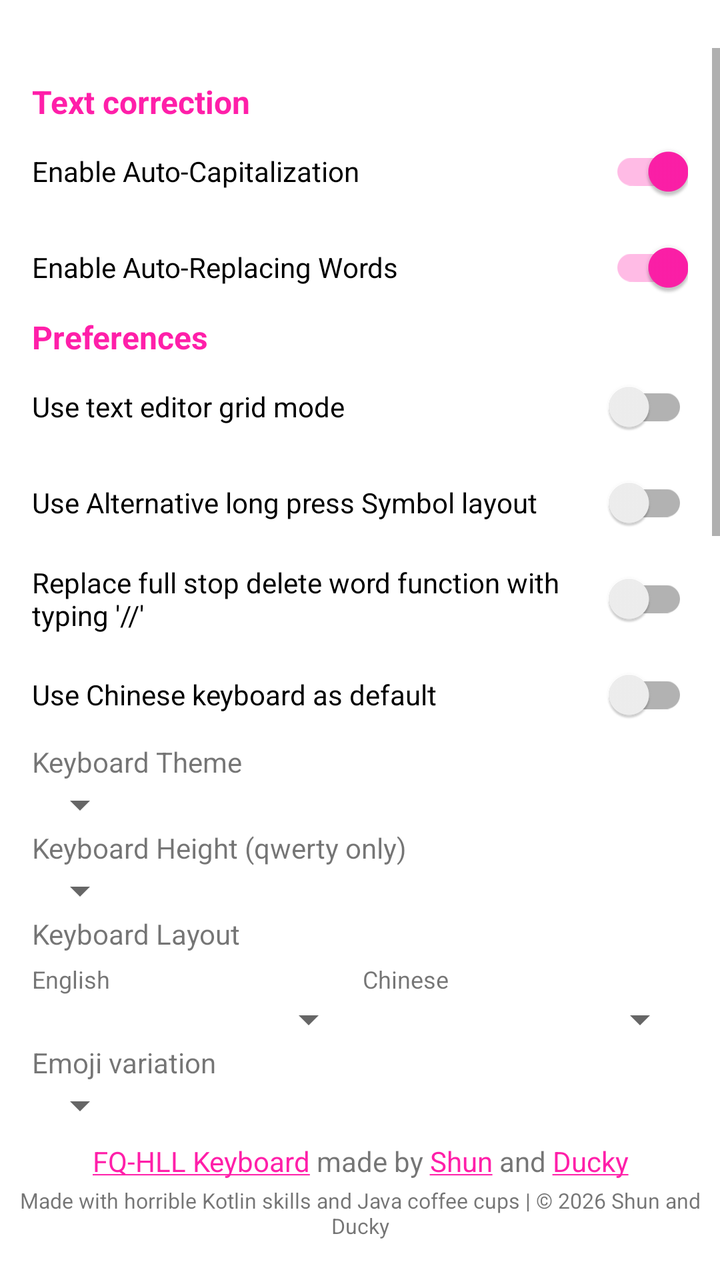
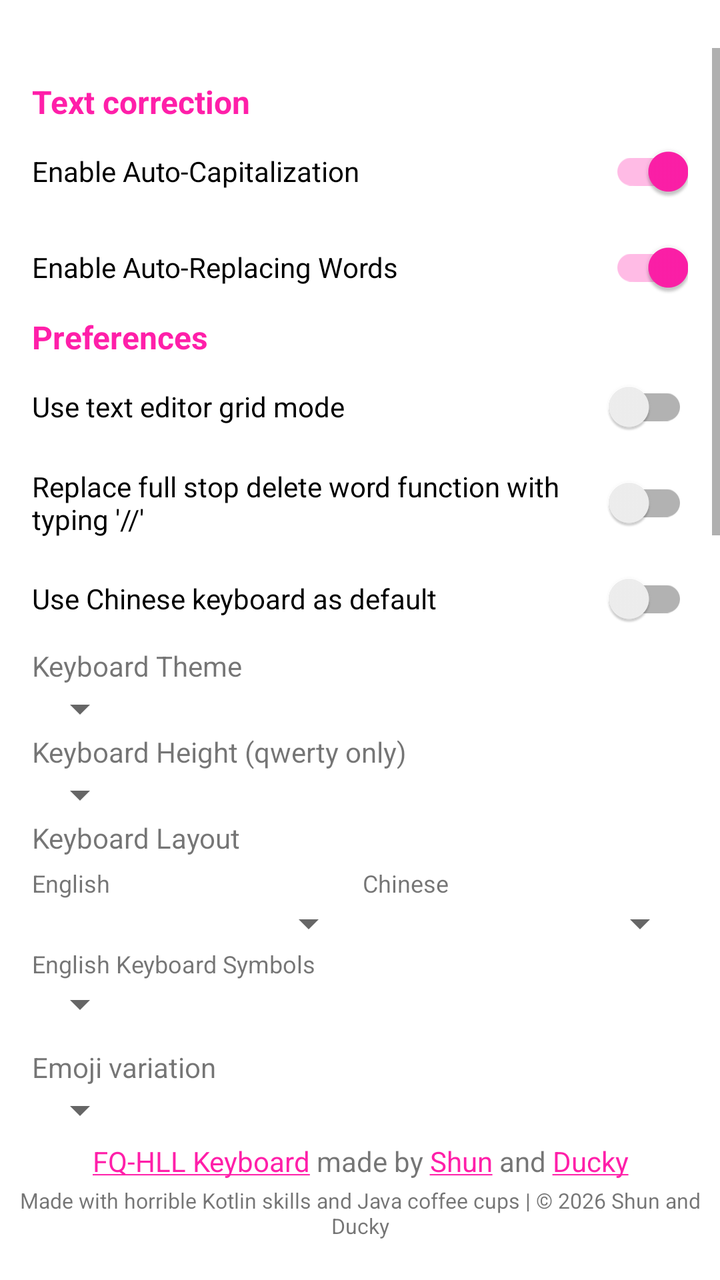

Compare the two renders of this Android layout. The source of the first and the diff that turns it into the second are given below.
<!-- AndroidManifest.xml: application theme Theme.FQHLLKeyboard -->
<!-- res/layout/activity_main.xml -->
<?xml version="1.0" encoding="utf-8"?>
<androidx.constraintlayout.widget.ConstraintLayout
    xmlns:android="http://schemas.android.com/apk/res/android"
    xmlns:app="http://schemas.android.com/apk/res-auto"
    xmlns:tools="http://schemas.android.com/tools"
    android:layout_width="match_parent"
    android:layout_height="match_parent"
    android:fitsSystemWindows="true"
    tools:context=".MainActivity">

    <ScrollView
        android:layout_width="0dp"
        android:layout_height="0dp"
        android:orientation="vertical"
        android:fitsSystemWindows="true"
        android:clipToPadding="false"
        app:layout_constraintTop_toTopOf="parent"
        app:layout_constraintStart_toStartOf="parent"
        app:layout_constraintEnd_toEndOf="parent"
        app:layout_constraintBottom_toTopOf="@id/repoLink"
        android:layout_marginBottom="10dp"
        android:layout_marginTop="24dp"
        tools:context=".MainActivity">

        <LinearLayout
            android:id="@+id/linear_layout_root"
            android:layout_width="match_parent"
            android:layout_height="wrap_content"
            android:orientation="vertical"
            android:padding="16dp"
            app:layout_constraintBottom_toBottomOf="parent"
            app:layout_constraintEnd_toEndOf="parent"
            app:layout_constraintHorizontal_bias="0.0"
            app:layout_constraintStart_toStartOf="parent"
            app:layout_constraintTop_toTopOf="parent"
            app:layout_constraintVertical_bias="0.0"
            tools:context=".MainActivity">

            <TextView
                android:layout_width="wrap_content"
                android:layout_height="wrap_content"
                android:text="@string/text_correction"
                android:textColor="@color/custom_fqhll_banner_pink"
                android:textSize="16sp"
                android:textStyle="bold" />

            <androidx.appcompat.widget.SwitchCompat
                android:id="@+id/capsToggle"
                android:layout_width="match_parent"
                android:layout_height="wrap_content"
                android:checked="true"
                android:text="@string/enable_auto_caps" />

            <androidx.appcompat.widget.SwitchCompat
                android:id="@+id/autocorToggle"
                android:layout_width="match_parent"
                android:layout_height="wrap_content"
                android:checked="true"
                android:text="@string/enable_autocor" />

            <TextView
                android:layout_width="wrap_content"
                android:layout_height="wrap_content"
                android:text="@string/preferences"
                android:textColor="@color/custom_fqhll_banner_pink"
                android:textSize="16sp"
                android:textStyle="bold" />

            <androidx.appcompat.widget.SwitchCompat
                android:id="@+id/gridToggle"
                android:layout_width="match_parent"
                android:layout_height="wrap_content"
                android:checked="false"
                android:text="@string/enable_editor_grid" />

            <androidx.appcompat.widget.SwitchCompat
                android:id="@+id/altSymbolToggle"
                android:layout_width="match_parent"
                android:layout_height="wrap_content"
                android:checked="false"
                android:text="@string/use_alt_symbol_layout" />

            <androidx.appcompat.widget.SwitchCompat
                android:id="@+id/fullStopCommentToggle"
                android:layout_width="match_parent"
                android:layout_height="wrap_content"
                android:checked="false"
                android:text="Replace full stop delete word function with typing '//'"/>

            <androidx.appcompat.widget.SwitchCompat
                android:id="@+id/chiKeyboardDefaultToggle"
                android:layout_width="match_parent"
                android:layout_height="wrap_content"
                android:checked="false"
                android:text="Use Chinese keyboard as default"/>

            <TextView
                android:layout_width="wrap_content"
                android:layout_height="wrap_content"
                android:text="@string/theme_switcher" />

            <Spinner
                android:id="@+id/color_options"
                android:layout_width="wrap_content"
                android:layout_height="wrap_content"
                android:spinnerMode="dialog" />

            <TextView
                android:layout_width="wrap_content"
                android:layout_height="wrap_content"
                android:text="@string/height_switcher" />

            <Spinner
                android:id="@+id/height_options"
                android:layout_width="wrap_content"
                android:layout_height="wrap_content"
                android:spinnerMode="dropdown" />

            <TextView
                android:layout_width="wrap_content"
                android:layout_height="wrap_content"
                android:layout_marginBottom="5dp"
                android:text="@string/layout_switcher" />

            <LinearLayout
                android:layout_width="match_parent"
                android:layout_height="wrap_content"
                android:orientation="horizontal"
                android:weightSum="2">

                <TextView
                    android:layout_width="0dp"
                    android:layout_weight="1"
                    android:layout_height="wrap_content"
                    android:layout_marginEnd="3sp"
                    android:textSize="12sp"
                    android:text="English" />

                <TextView
                    android:layout_width="0dp"
                    android:layout_weight="1"
                    android:layout_height="wrap_content"
                    android:textSize="12sp"
                    android:text="Chinese" />

            </LinearLayout>

            <LinearLayout
                android:layout_width="match_parent"
                android:layout_height="wrap_content"
                android:orientation="horizontal"
                android:weightSum="2">

                <Spinner
                    android:id="@+id/eng_layout_options"
                    android:layout_width="0dp"
                    android:layout_weight="1"
                    android:layout_height="wrap_content"
                    android:layout_marginEnd="3sp"
                    android:spinnerMode="dropdown" />

                <Spinner
                    android:id="@+id/chi_layout_options"
                    android:layout_width="0dp"
                    android:layout_weight="1"
                    android:layout_height="wrap_content"
                    android:spinnerMode="dropdown" />

            </LinearLayout>

            <TextView
                android:layout_width="wrap_content"
                android:layout_height="wrap_content"
                android:text="@string/emoji_switcher" />

            <Spinner
                android:id="@+id/emoji_options"
                android:layout_width="wrap_content"
                android:layout_height="wrap_content"
                android:spinnerMode="dropdown"
                android:layout_marginBottom="10dp"/>

            <TextView
                android:layout_width="wrap_content"
                android:layout_height="wrap_content"
                android:text="@string/audio"
                android:textColor="@color/custom_fqhll_banner_pink"
                android:textSize="16sp"
                android:textStyle="bold" />

            <androidx.appcompat.widget.SwitchCompat
                android:id="@+id/keySoundToggle"
                android:layout_width="match_parent"
                android:layout_height="wrap_content"
                android:checked="true"
                android:text="@string/enable_sound" />

            <TextView
                android:layout_width="wrap_content"
                android:layout_height="wrap_content"
                android:text="@string/sound_switcher" />

            <Spinner
                android:id="@+id/key_sound_options"
                android:layout_width="wrap_content"
                android:layout_height="wrap_content"
                android:layout_marginBottom="10dp"/>

            <TextView
                android:layout_width="wrap_content"
                android:layout_height="wrap_content"
                android:text="@string/edit_dictionary"
                android:textColor="@color/custom_fqhll_banner_pink"
                android:textSize="16sp"
                android:textStyle="bold" />

            <EditText
                android:id="@+id/edit_dict_input"
                android:layout_width="match_parent"
                android:layout_height="wrap_content"
                android:ems="10"
                android:hint="@string/edit_dict_word"
                android:inputType="text" />

            <LinearLayout
                android:layout_width="match_parent"
                android:layout_height="wrap_content"
                android:orientation="horizontal"
                android:weightSum="2">

                <Button
                    android:id="@+id/add_dict_btn"
                    android:layout_width="0dp"
                    android:layout_weight="1"
                    android:layout_height="wrap_content"
                    android:layout_marginEnd="3sp"
                    android:text="@string/add_to_dictionary" />

                <Button
                    android:id="@+id/remove_dict_btn"
                    android:layout_weight="1"
                    android:layout_width="0dp"
                    android:layout_height="wrap_content"
                    android:layout_marginBottom="10dp"
                    android:text="@string/remove_from_dictionary" />

            </LinearLayout>

            <TextView
                android:layout_width="wrap_content"
                android:layout_height="wrap_content"
                android:text="English custom dictionary" />

            <LinearLayout
                android:layout_width="match_parent"
                android:layout_height="wrap_content"
                android:orientation="horizontal"
                android:weightSum="2">

                <Button
                    android:id="@+id/get_dict_btn"
                    android:layout_width="0dp"
                    android:layout_weight="1"
                    android:layout_height="wrap_content"
                    android:layout_marginEnd="3sp"
                    android:text="Export to file" />

                <Button
                    android:id="@+id/import_dict_btn"
                    android:layout_width="0dp"
                    android:layout_weight="1"
                    android:layout_height="wrap_content"
                    android:text="Import from file" />

            </LinearLayout>

            <TextView
                android:layout_width="wrap_content"
                android:layout_height="wrap_content"
                android:textSize="12sp"
                android:text="Files are in newline separated .txt format" />

            <TextView
                android:layout_width="wrap_content"
                android:layout_height="wrap_content"
                android:textSize="12sp"
                android:layout_marginBottom="10dp"
                android:text="Note: Importing from file might cause black screens to appear and increase lag temporarily (~1 min)" />

            <TextView
                android:layout_marginTop="16sp"
                android:layout_width="wrap_content"
                android:layout_height="wrap_content"
                android:text="Chinese Dictionary"
                android:textColor="@color/custom_fqhll_banner_pink"
                android:textSize="16sp"
                android:textStyle="bold" />

            <Button
                android:id="@+id/btn_remove_chinese_dict"
                android:layout_width="match_parent"
                android:layout_height="wrap_content"
                android:text="Remove full Chinese Dictionary" />

            <TextView
                android:layout_marginTop="16sp"
                android:layout_width="wrap_content"
                android:layout_height="wrap_content"
                android:text="@string/set_keyboard_to_fqhll"
                android:textSize="14sp" />

            <Button
                android:id="@+id/open_settings_btn"
                android:layout_width="match_parent"
                android:layout_height="wrap_content"
                android:text="@string/open_keyboard_settings" />

            <Button
                android:id="@+id/set_keyboard_btn"
                android:layout_width="match_parent"
                android:layout_height="wrap_content"
                android:text="@string/set_system_keyboard" />

        </LinearLayout>
    </ScrollView>

    <TextView
        android:id="@+id/repoLink"
        android:layout_width="match_parent"
        android:layout_height="wrap_content"
        android:layout_marginBottom="3dp"
        android:gravity="bottom|center"
        android:text="@string/repo_link"
        app:layout_constraintBottom_toTopOf="@id/copyrightNotice"
        app:layout_constraintEnd_toEndOf="parent"
        app:layout_constraintStart_toStartOf="parent" />

    <TextView
        android:id="@+id/copyrightNotice"
        android:layout_width="match_parent"
        android:layout_height="wrap_content"
        android:layout_marginBottom="20dp"
        android:gravity="bottom|center"
        android:text="@string/copyright_notice"
        android:textSize="10.5sp"
        app:layout_constraintBottom_toBottomOf="parent"
        app:layout_constraintEnd_toEndOf="parent"
        app:layout_constraintStart_toStartOf="parent" />

</androidx.constraintlayout.widget.ConstraintLayout>
<!-- resources referenced by this layout -->
<resources>
  <color name="custom_fqhll_banner_pink">#ff1fa9</color>
  <string name="add_to_dictionary">Add word to dictionary</string>
  <string name="audio">Audio</string>
  <string name="copyright_notice">Made with horrible Kotlin skills and Java coffee cups | © 2026 Shun and Ducky</string>
  <string name="edit_dict_word">word to add/remove</string>
  <string name="edit_dictionary">English Dictionary</string>
  <string name="emoji_switcher">Emoji variation</string>
  <string name="enable_auto_caps">Enable Auto-Capitalization</string>
  <string name="enable_autocor">Enable Auto-Replacing Words</string>
  <string name="enable_editor_grid">Use text editor grid mode</string>
  <string name="enable_sound">Sound on key press</string>
  <string name="height_switcher">Keyboard Height (qwerty only)</string>
  <string name="layout_switcher">Keyboard Layout</string>
  <string name="open_keyboard_settings">Open keyboard settings</string>
  <string name="preferences">Preferences</string>
  <string name="remove_from_dictionary">Remove word from dictionary</string>
  <string name="repo_link"><a href="https://github.com/shun4midx/FQ-HLL-Keyboard">FQ-HLL Keyboard</a> made by <a href="https://github.com/shun4midx">Shun</a> and <a href="https://github.com/ducky4life">Ducky</a></string>
  <string name="set_keyboard_to_fqhll">Set Keyboard to FQ-HLL Keyboard</string>
  <string name="set_system_keyboard">Set system keyboard</string>
  <string name="sound_switcher">Sound effect on key press</string>
  <string name="text_correction">Text correction</string>
  <string name="theme_switcher">Keyboard Theme</string>
  <string name="use_alt_symbol_layout">Use Alternative long press Symbol layout</string>
  <style name="Theme.FQHLLKeyboard" parent="Theme.MaterialComponents.DayNight.DarkActionBar">
          
          <item name="colorPrimary">@color/custom_fqhll_logo_blue</item>
          <item name="colorPrimaryVariant">@color/custom_fqhll_banner_blue</item>
          <item name="colorOnPrimary">@color/custom_fqhll_logo_purple</item>
          
          <item name="colorSecondary">@color/custom_fqhll_banner_pink</item>
          <item name="colorSecondaryVariant">@color/custom_fqhll_banner_pink</item>
          <item name="colorOnSecondary">@color/black</item>
          
          <item name="android:statusBarColor">?attr/colorPrimaryVariant</item>
  
          <item name="android:actionBarStyle">@style/FQHLL.ActionBar</item>
          <item name="actionBarStyle">@style/FQHLL.ActionBar</item>
      </style>
  <color name="custom_fqhll_logo_blue">#0025cc</color>
  <color name="custom_fqhll_banner_blue">#0b259b</color>
  <color name="custom_fqhll_logo_purple">#bc3fde</color>
  <color name="black">#FF000000</color>
  <style name="FQHLL.ActionBar" parent="Widget.AppCompat.ActionBar">
          <item name="background">@color/custom_fqhll_banner_blue</item>
          <item name="titleTextStyle">@style/FQHLL.ActionBar.TitleText</item>
      </style>
  <style name="FQHLL.ActionBar.TitleText" parent="TextAppearance.AppCompat.Widget.ActionBar.Title">
          <item name="android:textColor">@color/custom_fqhll_logo_purple</item>
      </style>
</resources>

<!-- the commit's change to res/layout/activity_main.xml (unified diff, before → after) -->
@@ -74,25 +74,18 @@
                 android:text="@string/enable_editor_grid" />
 
             <androidx.appcompat.widget.SwitchCompat
-                android:id="@+id/altSymbolToggle"
+                android:id="@+id/fullStopCommentToggle"
                 android:layout_width="match_parent"
                 android:layout_height="wrap_content"
                 android:checked="false"
-                android:text="@string/use_alt_symbol_layout" />
-
-            <androidx.appcompat.widget.SwitchCompat
-                android:id="@+id/fullStopCommentToggle"
+                android:text="@string/replace_full_stop_function"/>
+
+            <androidx.appcompat.widget.SwitchCompat
+                android:id="@+id/chiKeyboardDefaultToggle"
                 android:layout_width="match_parent"
                 android:layout_height="wrap_content"
                 android:checked="false"
-                android:text="Replace full stop delete word function with typing '//'"/>
-
-            <androidx.appcompat.widget.SwitchCompat
-                android:id="@+id/chiKeyboardDefaultToggle"
-                android:layout_width="match_parent"
-                android:layout_height="wrap_content"
-                android:checked="false"
-                android:text="Use Chinese keyboard as default"/>
+                android:text="@string/use_chi_default"/>
 
             <TextView
                 android:layout_width="wrap_content"
@@ -134,14 +127,14 @@
                     android:layout_height="wrap_content"
                     android:layout_marginEnd="3sp"
                     android:textSize="12sp"
-                    android:text="English" />
+                    android:text="@string/english" />
 
                 <TextView
                     android:layout_width="0dp"
                     android:layout_weight="1"
                     android:layout_height="wrap_content"
                     android:textSize="12sp"
-                    android:text="Chinese" />
+                    android:text="@string/chinese" />
 
             </LinearLayout>
 
@@ -171,10 +164,11 @@
             <TextView
                 android:layout_width="wrap_content"
                 android:layout_height="wrap_content"
-                android:text="@string/emoji_switcher" />
-
-            <Spinner
-                android:id="@+id/emoji_options"
+                android:textSize="12sp"
+                android:text="@string/eng_keyboard_symbol_hint" />
+
+            <Spinner
+                android:id="@+id/symbol_hint_layout_options"
                 android:layout_width="wrap_content"
                 android:layout_height="wrap_content"
                 android:spinnerMode="dropdown"
@@ -183,6 +177,18 @@
             <TextView
                 android:layout_width="wrap_content"
                 android:layout_height="wrap_content"
+                android:text="@string/emoji_switcher" />
+
+            <Spinner
+                android:id="@+id/emoji_options"
+                android:layout_width="wrap_content"
+                android:layout_height="wrap_content"
+                android:spinnerMode="dropdown"
+                android:layout_marginBottom="10dp"/>
+
+            <TextView
+                android:layout_width="wrap_content"
+                android:layout_height="wrap_content"
                 android:text="@string/audio"
                 android:textColor="@color/custom_fqhll_banner_pink"
                 android:textSize="16sp"
@@ -218,6 +224,7 @@
                 android:id="@+id/edit_dict_input"
                 android:layout_width="match_parent"
                 android:layout_height="wrap_content"
+                android:autofillHints=""
                 android:ems="10"
                 android:hint="@string/edit_dict_word"
                 android:inputType="text" />
@@ -249,9 +256,10 @@
             <TextView
                 android:layout_width="wrap_content"
                 android:layout_height="wrap_content"
-                android:text="English custom dictionary" />
+                android:text="@string/eng_custom_dict" />
 
             <LinearLayout
+                style="?android:attr/buttonBarStyle"
                 android:layout_width="match_parent"
                 android:layout_height="wrap_content"
                 android:orientation="horizontal"
@@ -263,14 +271,14 @@
                     android:layout_weight="1"
                     android:layout_height="wrap_content"
                     android:layout_marginEnd="3sp"
-                    android:text="Export to file" />
+                    android:text="@string/export_to_file" />
 
                 <Button
                     android:id="@+id/import_dict_btn"
                     android:layout_width="0dp"
                     android:layout_weight="1"
                     android:layout_height="wrap_content"
-                    android:text="Import from file" />
+                    android:text="@string/import_from_file" />
 
             </LinearLayout>
 
@@ -278,20 +286,20 @@
                 android:layout_width="wrap_content"
                 android:layout_height="wrap_content"
                 android:textSize="12sp"
-                android:text="Files are in newline separated .txt format" />
+                android:text="@string/file_format" />
 
             <TextView
                 android:layout_width="wrap_content"
                 android:layout_height="wrap_content"
                 android:textSize="12sp"
                 android:layout_marginBottom="10dp"
-                android:text="Note: Importing from file might cause black screens to appear and increase lag temporarily (~1 min)" />
+                android:text="@string/lag_warning" />
 
             <TextView
                 android:layout_marginTop="16sp"
                 android:layout_width="wrap_content"
                 android:layout_height="wrap_content"
-                android:text="Chinese Dictionary"
+                android:text="@string/chinese_dictionary"
                 android:textColor="@color/custom_fqhll_banner_pink"
                 android:textSize="16sp"
                 android:textStyle="bold" />
@@ -300,7 +308,7 @@
                 android:id="@+id/btn_remove_chinese_dict"
                 android:layout_width="match_parent"
                 android:layout_height="wrap_content"
-                android:text="Remove full Chinese Dictionary" />
+                android:text="@string/remove_chi_dict" />
 
             <TextView
                 android:layout_marginTop="16sp"
<!-- resource entries referenced after the edit -->
@@ -3,6 +3,8 @@
   <color name="custom_fqhll_banner_pink">#ff1fa9</color>
   <string name="add_to_dictionary">Add word to dictionary</string>
   <string name="audio">Audio</string>
+  <string name="chinese">Chinese</string>
+  <string name="chinese_dictionary">Chinese Dictionary</string>
   <string name="copyright_notice">Made with horrible Kotlin skills and Java coffee cups | © 2026 Shun and Ducky</string>
   <string name="edit_dict_word">word to add/remove</string>
   <string name="edit_dictionary">English Dictionary</string>
@@ -11,18 +13,27 @@
   <string name="enable_autocor">Enable Auto-Replacing Words</string>
   <string name="enable_editor_grid">Use text editor grid mode</string>
   <string name="enable_sound">Sound on key press</string>
+  <string name="eng_custom_dict">English custom dictionary</string>
+  <string name="eng_keyboard_symbol_hint">English Keyboard Symbols</string>
+  <string name="english">English</string>
+  <string name="export_to_file">Export to file</string>
+  <string name="file_format">Files are in newline separated .txt format</string>
   <string name="height_switcher">Keyboard Height (qwerty only)</string>
+  <string name="import_from_file">Import from file</string>
+  <string name="lag_warning">Note: Importing from file might cause black screens to appear and increase lag temporarily (~1 min)</string>
   <string name="layout_switcher">Keyboard Layout</string>
   <string name="open_keyboard_settings">Open keyboard settings</string>
   <string name="preferences">Preferences</string>
+  <string name="remove_chi_dict">Remove full Chinese Dictionary</string>
   <string name="remove_from_dictionary">Remove word from dictionary</string>
+  <string name="replace_full_stop_function">Replace full stop delete word function with typing \'//\'</string>
   <string name="repo_link"><a href="https://github.com/shun4midx/FQ-HLL-Keyboard">FQ-HLL Keyboard</a> made by <a href="https://github.com/shun4midx">Shun</a> and <a href="https://github.com/ducky4life">Ducky</a></string>
   <string name="set_keyboard_to_fqhll">Set Keyboard to FQ-HLL Keyboard</string>
   <string name="set_system_keyboard">Set system keyboard</string>
   <string name="sound_switcher">Sound effect on key press</string>
   <string name="text_correction">Text correction</string>
   <string name="theme_switcher">Keyboard Theme</string>
-  <string name="use_alt_symbol_layout">Use Alternative long press Symbol layout</string>
+  <string name="use_chi_default">Use Chinese keyboard as default</string>
   <style name="Theme.FQHLLKeyboard" parent="Theme.MaterialComponents.DayNight.DarkActionBar">
           
           <item name="colorPrimary">@color/custom_fqhll_logo_blue</item>
